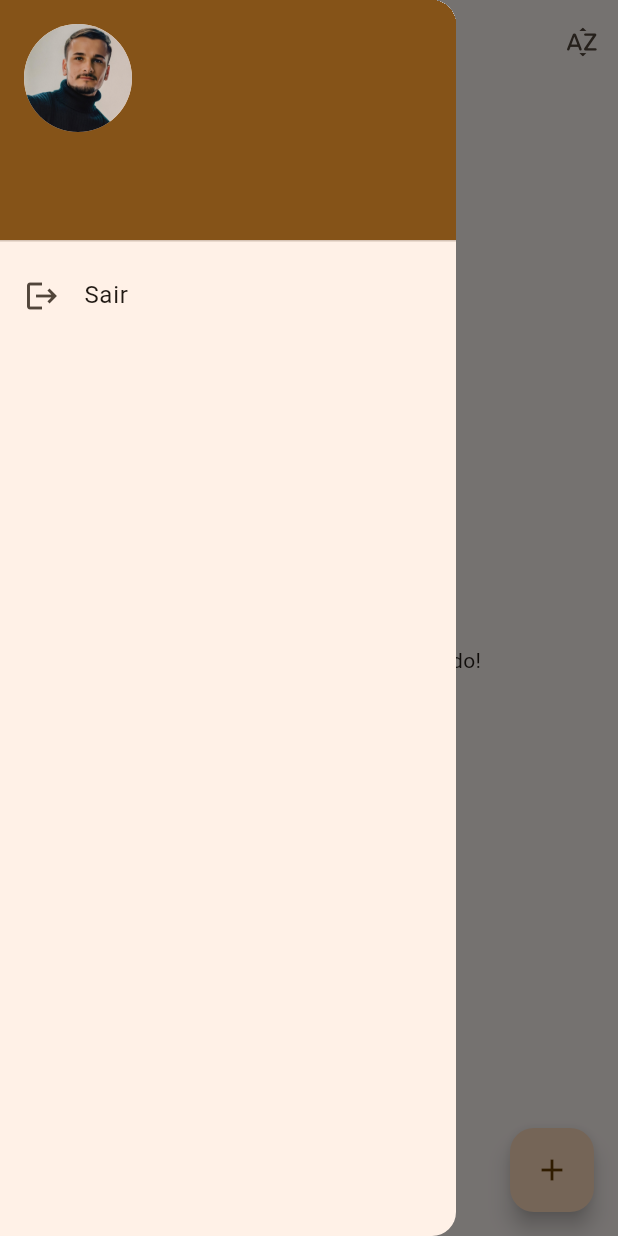
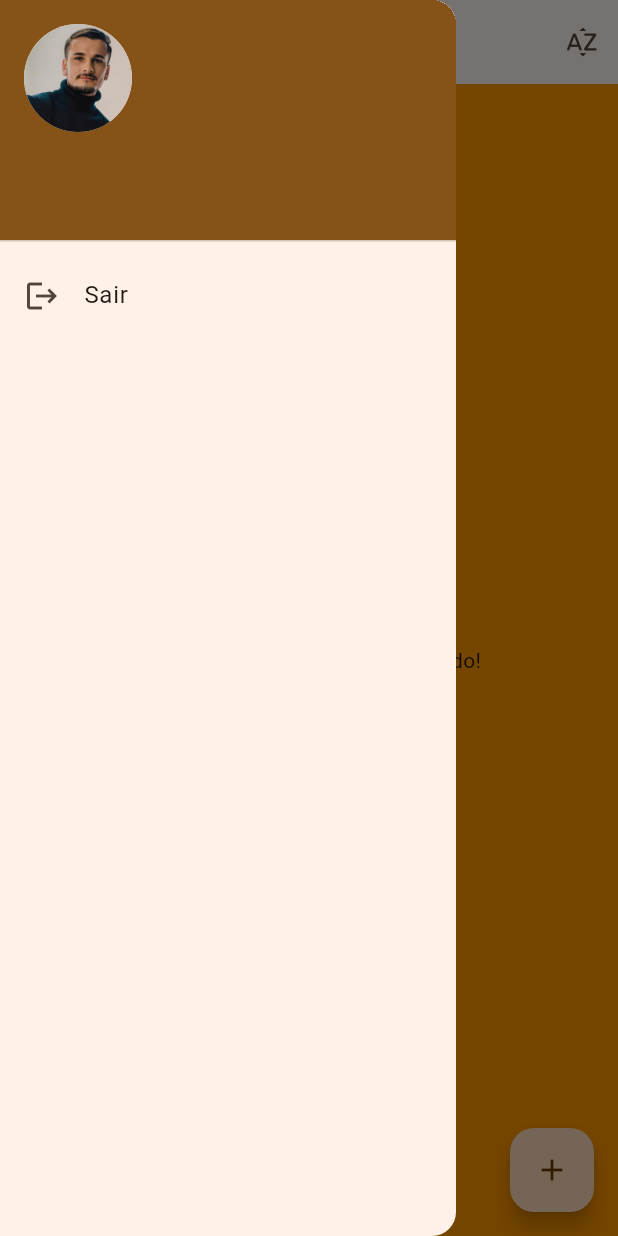
Before and after one commit to NicolasStorti/barber-flutter, a Flutter app: the screen it shows once a user with an empty profile is signed in, with the side drawer open, on a phone screen of 412 x 824 dp. Run offline on Flutter 3.47's test engine with Material 3 defaults, Android fonts, the phone set to English and light mode, and no system bars; our stand-ins replace cloud_firestore, firebase_auth, firebase_core; accounts and stored records are empty; generated files the repository leaves out were written again.

Commit message:
backgroud alterado

```diff
--- a/lib/screens/home_screen.dart
+++ b/lib/screens/home_screen.dart
@@ -3,7 +3,6 @@ import 'package:barbearia/components/list_agendamento.dart';
 import 'package:barbearia/services/agendamento_services.dart';
 import 'package:barbearia/services/auth_services.dart';
 import 'package:barbearia/components/modal_agendamento.dart';
-import 'package:barbearia/screens/agendamento_screen.dart';
 import 'package:firebase_auth/firebase_auth.dart';
 import 'package:flutter/material.dart';
 
@@ -24,8 +23,12 @@ class _HomeScreenState extends State<HomeScreen> {
   @override
   Widget build(BuildContext context) {
     return Scaffold(
+      backgroundColor: Colors.orange,
       appBar: AppBar(
-        title: Text('Meus Agendamentos'),
+        title: Text(
+            'Meus Agendamentos',
+          style: TextStyle(fontSize: 16),
+        ),
         actions: [
           IconButton(
             onPressed: () {
@@ -59,7 +62,9 @@ class _HomeScreenState extends State<HomeScreen> {
           ],
         ),
       ),
-      body: StreamBuilder(
+      body: Padding(
+        padding: const EdgeInsets.symmetric(vertical: 8),
+        child: StreamBuilder(
           stream: services.connectStreamAgendamento(isDecrescente),
           builder: (context, snapshot) {
             if (snapshot.connectionState == ConnectionState.waiting) {
@@ -88,6 +93,7 @@ class _HomeScreenState extends State<HomeScreen> {
             }
           },
         ),
+      ),
       floatingActionButton: FloatingActionButton(
         child: const Icon(Icons.add),
         onPressed: () {
```
Also changed, not shown: lib/components/list_agendamento.dart (+30 -14 lines). Lines whose indentation alone changed are shown as unchanged.
